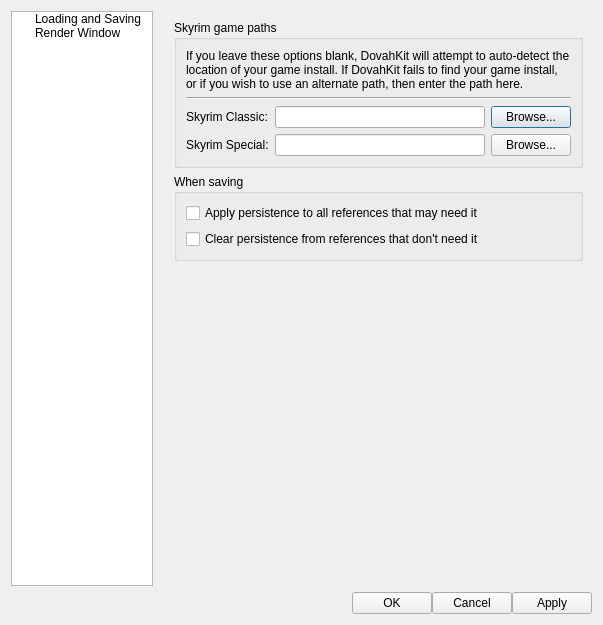
Qt form native/src/DovahKit/ui/options_window/options_window.ui (DavidJCobb/DovahKit) before a commit.
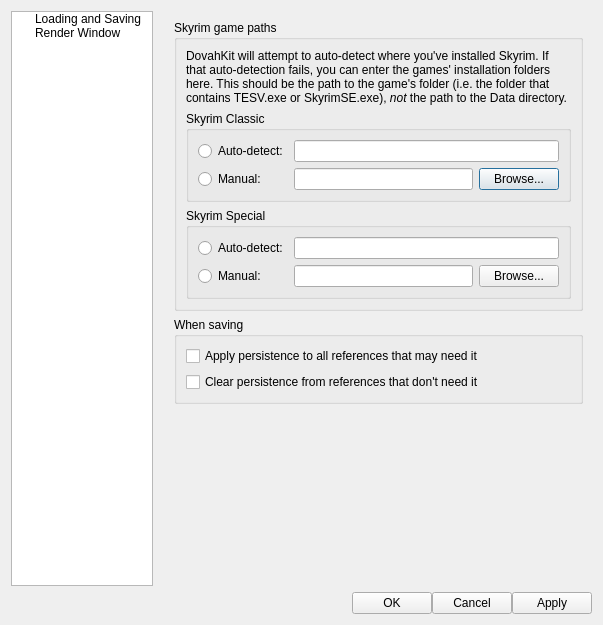
The same form after that commit. Icons and pictures are not drawn.

Patch:
```diff
--- a/native/src/DovahKit/ui/options_window/options_window.ui
+++ b/native/src/DovahKit/ui/options_window/options_window.ui
@@ -90,84 +90,117 @@
          </layout>
         </widget>
        </item>
-       <item row="2" column="0">
-        <spacer name="verticalSpacer_2">
-         <property name="orientation">
-          <enum>Qt::Orientation::Vertical</enum>
-         </property>
-         <property name="sizeHint" stdset="0">
-          <size>
-           <width>20</width>
-           <height>40</height>
-          </size>
-         </property>
-        </spacer>
-       </item>
        <item row="0" column="0">
         <widget class="QGroupBox" name="groupBox_6">
          <property name="title">
           <string>Skyrim game paths</string>
          </property>
          <layout class="QGridLayout" name="gridLayout_9">
-          <item row="2" column="0">
-           <widget class="QLabel" name="label_16">
+          <item row="0" column="0" colspan="3">
+           <widget class="QLabel" name="label_15">
             <property name="text">
-             <string>Skyrim Classic:</string>
+             <string>DovahKit will attempt to auto-detect where you've installed Skyrim. If that auto-detection fails, you can enter the games' installation folders here. This should be the path to the game's folder (i.e. the folder that contains TESV.exe or SkyrimSE.exe), &lt;em&gt;not&lt;/em&gt; the path to the Data directory.</string>
             </property>
-            <property name="buddy">
-             <cstring>gamePathClassic</cstring>
+            <property name="wordWrap">
+             <bool>true</bool>
             </property>
            </widget>
           </item>
-          <item row="2" column="1">
+          <item row="1" column="0" colspan="3">
+           <widget class="QGroupBox" name="groupBox_7">
+            <property name="title">
+             <string>Skyrim Classic</string>
+            </property>
+            <layout class="QGridLayout" name="gridLayout_10">
+             <item row="1" column="2">
+              <widget class="QPushButton" name="gamePathClassicBrowse">
+               <property name="text">
+                <string>Browse...</string>
+               </property>
+              </widget>
+             </item>
+             <item row="1" column="1">
            <widget class="QLineEdit" name="gamePathClassic"/>
           </item>
-          <item row="3" column="0">
-           <widget class="QLabel" name="label_17">
+             <item row="1" column="0">
+              <widget class="QRadioButton" name="gamePathClassicUseManual">
             <property name="text">
-             <string>Skyrim Special:</string>
-            </property>
-            <property name="buddy">
-             <cstring>gamePathSpecial</cstring>
+                <string>Manual:</string>
+               </property>
+              </widget>
+             </item>
+             <item row="0" column="0">
+              <widget class="QRadioButton" name="gamePathClassicUseAuto">
+               <property name="text">
+                <string>Auto-detect:</string>
             </property>
            </widget>
           </item>
-          <item row="3" column="1">
+             <item row="0" column="1" colspan="2">
+              <widget class="QLineEdit" name="gamePathClassicShowAuto">
+               <property name="readOnly">
+                <bool>true</bool>
+               </property>
+              </widget>
+             </item>
+            </layout>
+           </widget>
+          </item>
+          <item row="2" column="0" colspan="3">
+           <widget class="QGroupBox" name="groupBox_8">
+            <property name="title">
+             <string>Skyrim Special</string>
+            </property>
+            <layout class="QGridLayout" name="gridLayout_11">
+             <item row="1" column="1">
            <widget class="QLineEdit" name="gamePathSpecial"/>
           </item>
-          <item row="2" column="2">
-           <widget class="QPushButton" name="gamePathClassicBrowse">
+             <item row="0" column="0">
+              <widget class="QRadioButton" name="gamePathSpecialUseAuto">
             <property name="text">
-             <string>Browse...</string>
+                <string>Auto-detect:</string>
             </property>
            </widget>
           </item>
-          <item row="3" column="2">
+             <item row="1" column="0">
+              <widget class="QRadioButton" name="gamePathSpecialUseManual">
+               <property name="text">
+                <string>Manual:</string>
+               </property>
+              </widget>
+             </item>
+             <item row="1" column="2">
            <widget class="QPushButton" name="gamePathSpecialBrowse">
             <property name="text">
              <string>Browse...</string>
             </property>
            </widget>
           </item>
-          <item row="1" column="0" colspan="3">
-           <widget class="Line" name="line_2">
-            <property name="orientation">
-             <enum>Qt::Orientation::Horizontal</enum>
-            </property>
-           </widget>
-          </item>
-          <item row="0" column="0" colspan="3">
-           <widget class="QLabel" name="label_15">
-            <property name="text">
-             <string>If you leave these options blank, DovahKit will attempt to auto-detect the location of your game install. If DovahKit fails to find your game install, or if you wish to use an alternate path, then enter the path here.</string>
-            </property>
-            <property name="wordWrap">
+             <item row="0" column="1" colspan="2">
+              <widget class="QLineEdit" name="gamePathSpecialShowAuto">
+               <property name="readOnly">
              <bool>true</bool>
             </property>
            </widget>
           </item>
          </layout>
         </widget>
+          </item>
+         </layout>
+        </widget>
+       </item>
+       <item row="2" column="0">
+        <spacer name="verticalSpacer_2">
+         <property name="orientation">
+          <enum>Qt::Orientation::Vertical</enum>
+         </property>
+         <property name="sizeHint" stdset="0">
+          <size>
+           <width>20</width>
+           <height>0</height>
+          </size>
+         </property>
+        </spacer>
        </item>
       </layout>
      </widget>
@@ -774,7 +807,8 @@
        <item>
         <widget class="QLabel" name="label_14">
          <property name="text">
-          <string>DovahKit stores options in the following locations. Please note that some of these files are not designed to be viewed or edited directly.</string>
+          <string>&lt;p&gt;DovahKit stores options in the following locations. Please note that some of these files are not designed to be viewed or edited directly.&lt;/p&gt;
+&lt;p&gt;These paths cannot be changed.&lt;/p&gt;</string>
          </property>
          <property name="wordWrap">
           <bool>true</bool>
@@ -802,7 +836,7 @@
             <x>0</x>
             <y>0</y>
             <width>430</width>
-            <height>528</height>
+            <height>500</height>
            </rect>
           </property>
          </widget>
```
Left out of the diff: 8 changed lines with no effect on the pictures. Lines whose indentation alone changed are shown as unchanged.
